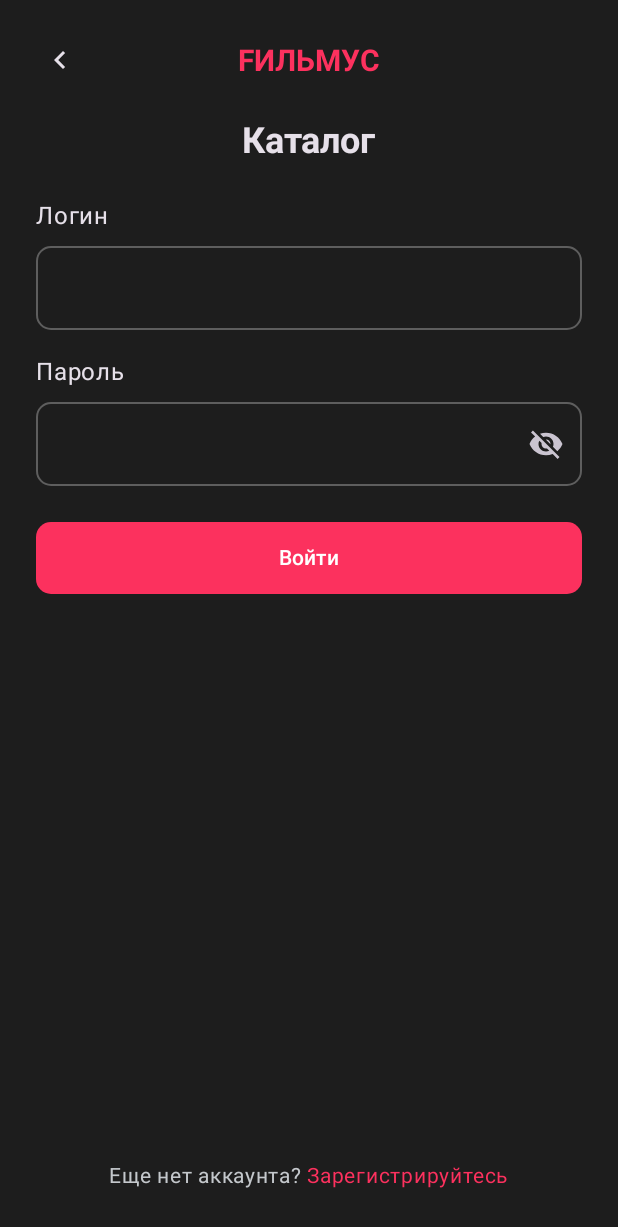
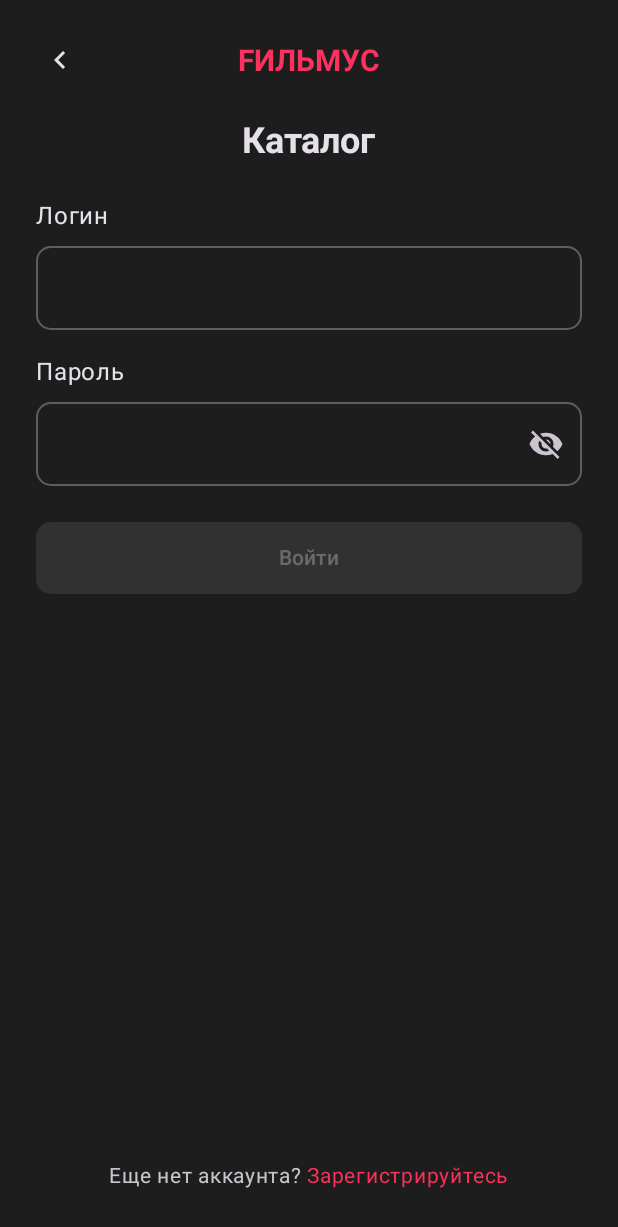
Before and after one commit to AlexLineZ/MovieCatalog, an Android app built with Jetpack Compose: the screen it shows after launch (MainActivity), after a tap on "Войти", on a phone screen of 412 x 824 dp. Shown: the top 1227 px of the screen. Run offline under Robolectric (Android 15) with nearby library versions, the phone set to English and light mode, and no system bars.

```diff
--- a/app/src/main/java/com/example/moviecatalog/data/localstorage/LocalStorage.kt
+++ b/app/src/main/java/com/example/moviecatalog/data/localstorage/LocalStorage.kt
@@ -6,8 +6,7 @@ import com.example.moviecatalog.data.model.TokenResponse
 
 class LocalStorage(context: Context) {
 
-
-    //encrypted shared preferences
+    //encrypted shared preferences от Вани Гулевского
     companion object {
         const val SHARED_PREF = "shared_pref"
         const val TOKEN_KEY = "token_key"
--- a/app/src/main/java/com/example/moviecatalog/data/network/MovieApiService.kt
+++ b/app/src/main/java/com/example/moviecatalog/data/network/MovieApiService.kt
@@ -4,6 +4,7 @@ import com.example.moviecatalog.data.model.MovieDetailsResponse
 import com.example.moviecatalog.data.model.MoviePageResponse
 import retrofit2.Response
 import retrofit2.http.GET
+import retrofit2.http.Header
 import retrofit2.http.Path
 
 interface MovieApiService {
--- a/app/src/main/java/com/example/moviecatalog/domain/state/LoginState.kt
+++ b/app/src/main/java/com/example/moviecatalog/domain/state/LoginState.kt
@@ -6,5 +6,7 @@ data class LoginState (
     val isPasswordHide: Boolean,
 
     val isError: Boolean,
-    val isErrorText: String?
+    val isErrorText: String?,
+
+    val isLoading: Boolean
 )
--- a/app/src/main/java/com/example/moviecatalog/domain/state/RegistrationState.kt
+++ b/app/src/main/java/com/example/moviecatalog/domain/state/RegistrationState.kt
@@ -20,5 +20,7 @@ data class RegistrationState (
     val isError: Boolean,
     val isErrorPasswordText: String?,
     val isErrorEmailText: String?,
-    val isErrorConfirmPasswordText: String?
+    val isErrorConfirmPasswordText: String?,
+
+    val isLoading: Boolean
 )
--- a/app/src/main/java/com/example/moviecatalog/domain/usecase/GetMovieListUseCase.kt
+++ b/app/src/main/java/com/example/moviecatalog/domain/usecase/GetMovieListUseCase.kt
@@ -2,10 +2,11 @@ package com.example.moviecatalog.domain.usecase
 
 import android.util.Log
 import com.example.moviecatalog.data.model.MoviePageResponse
+import com.example.moviecatalog.data.model.TokenResponse
 import com.example.moviecatalog.data.repository.MovieRepository
 import com.example.moviecatalog.domain.model.movie.MovieElement
 
-class GetMovieListUseCase {
+class GetMovieListUseCase() {
     private val movieRepository = MovieRepository()
 
     suspend fun invoke(moviesPage: Int): Result<MoviePageResponse?> {
--- a/app/src/main/java/com/example/moviecatalog/presentation/navigation/BottomBarNavigation.kt
+++ b/app/src/main/java/com/example/moviecatalog/presentation/navigation/BottomBarNavigation.kt
@@ -1,6 +1,7 @@
 package com.example.moviecatalog.presentation.navigation
 
 import androidx.compose.runtime.Composable
+import androidx.compose.ui.platform.LocalContext
 import androidx.navigation.NavHostController
 import androidx.navigation.compose.NavHost
 import androidx.navigation.compose.composable
--- a/app/src/main/java/com/example/moviecatalog/presentation/screen/common/GenderSelectionButton.kt
+++ b/app/src/main/java/com/example/moviecatalog/presentation/screen/common/GenderSelectionButton.kt
@@ -57,7 +57,7 @@ fun GenderSelectionButton(
                     modifier = Modifier
                         .weight(1f)
                         .height(IntrinsicSize.Min)
-                        .padding(2.dp),
+                        .padding(4.dp),
                     shape = RoundedCornerShape(8.dp),
                     colors = ButtonDefaults.buttonColors(
                         containerColor = if (state == 0)
@@ -75,7 +75,7 @@ fun GenderSelectionButton(
                     modifier = Modifier
                         .weight(1f)
                         .height(IntrinsicSize.Min)
-                        .padding(2.dp),
+                        .padding(4.dp),
                     shape = RoundedCornerShape(8.dp),
                     colors = ButtonDefaults.buttonColors(
                         containerColor = if (state == 1)
--- a/app/src/main/java/com/example/moviecatalog/presentation/screen/common/OutlinedTextFieldWithLabel.kt
+++ b/app/src/main/java/com/example/moviecatalog/presentation/screen/common/OutlinedTextFieldWithLabel.kt
@@ -45,7 +45,7 @@ fun OutlinedTextFieldWithLabel(
                     .fillMaxWidth()
                     .padding(top = 8.dp),
                 shape = RoundedCornerShape(10.dp),
-
+                isError = error != null
             )
 
             error?.let {
--- a/app/src/main/java/com/example/moviecatalog/presentation/screen/loginscreen/LoginIntent.kt
+++ b/app/src/main/java/com/example/moviecatalog/presentation/screen/loginscreen/LoginIntent.kt
@@ -3,11 +3,13 @@ package com.example.moviecatalog.presentation.screen.loginscreen
 import com.example.moviecatalog.domain.state.LoginState
 
 sealed class LoginIntent {
-    data class Login(val loginState: LoginState) : LoginIntent()
+    data class Login(val loginState: LoginState, val afterLogin: () -> Unit) : LoginIntent()
     data class UpdateLogin(val login: String) : LoginIntent()
     data class UpdatePassword(val password: String) : LoginIntent()
     object UpdatePasswordVisibility : LoginIntent()
 
-    object UpdateError : LoginIntent()
+    object UpdateError: LoginIntent()
     data class UpdateErrorText(val errorText: String?) : LoginIntent()
+
+    object UpdateLoading: LoginIntent()
 }
--- a/app/src/main/java/com/example/moviecatalog/presentation/screen/loginscreen/LoginScreen.kt
+++ b/app/src/main/java/com/example/moviecatalog/presentation/screen/loginscreen/LoginScreen.kt
@@ -39,12 +39,15 @@ import androidx.compose.ui.res.stringResource
 import com.example.moviecatalog.R
 import com.example.moviecatalog.presentation.router.AppRouter
 import com.example.moviecatalog.presentation.screen.common.AppBar
+import com.example.moviecatalog.presentation.screen.common.LoadingItem
+import com.example.moviecatalog.presentation.screen.common.OutlinedTextFieldWithLabel
 import com.example.moviecatalog.presentation.ui.theme.spanStyleAccent
 import com.example.moviecatalog.presentation.ui.theme.spanStyleGray
 
 @Composable
 fun LoginScreen(router: AppRouter, viewModel: LoginViewModel) {
     val loginState by viewModel.state.collectAsState()
+
     val focusManager = LocalFocusManager.current
 
     Column(
@@ -69,31 +72,12 @@ fun LoginScreen(router: AppRouter, viewModel: LoginViewModel) {
             modifier = Modifier.padding(top = 16.dp, bottom = 16.dp)
         )
 
-        Box(
-            modifier = Modifier
-                .fillMaxWidth()
-        ) {
-            Column(
-                modifier = Modifier
-                    .fillMaxWidth()
-                    .padding(8.dp)
-            ) {
-                Text(
-                    text = stringResource(R.string.login)
-                )
-
-                OutlinedTextField(
-                    value = loginState.login,
-                    onValueChange = { viewModel.processIntent(LoginIntent.UpdateLogin(it)) },
-                    singleLine = true,
-                    modifier = Modifier
-                        .fillMaxWidth()
-                        .padding(top = 8.dp)
-                        .height(IntrinsicSize.Min),
-                    shape = RoundedCornerShape(10.dp),
-                )
-            }
-        }
+        OutlinedTextFieldWithLabel(
+            label = stringResource(R.string.login),
+            value = loginState.login,
+            onValueChange = { viewModel.processIntent(LoginIntent.UpdateLogin(it)) },
+            error = loginState.isErrorText
+        )
 
         Box(
             modifier = Modifier
@@ -133,21 +117,26 @@ fun LoginScreen(router: AppRouter, viewModel: LoginViewModel) {
                                 contentDescription = null
                             )
                         }
-                    }
+                    },
+                    isError = loginState.isErrorText != null
                 )
             }
         }
 
+        if (loginState.isLoading){
+            LoadingItem()
+        }
+
         Button(
             onClick = {
-                viewModel.processIntent(LoginIntent.Login(loginState))
-                router.toMain()
+                viewModel.processIntent(LoginIntent.Login(loginState) { router.toMain() })
             },
             shape = RoundedCornerShape(10.dp),
             modifier = Modifier
                 .fillMaxWidth()
                 .padding(top = 16.dp, bottom = 16.dp, start = 8.dp, end = 8.dp)
-                .height(IntrinsicSize.Min)
+                .height(IntrinsicSize.Min),
+            enabled = !loginState.isLoading && viewModel.isLoginButtonAvailable()
         ) {
             Text(
                 text = stringResource(R.string.login_button)
--- /dev/null
+++ b/app/src/main/java/com/example/moviecatalog/presentation/screen/profilescreen/ProfileIntent.kt
@@ -0,0 +1,3 @@
+package com.example.moviecatalog.presentation.screen.profilescreen
+
+sealed class ProfileIntent
--- a/app/src/main/java/com/example/moviecatalog/presentation/screen/registrationscreen/RegistrationIntent.kt
+++ b/app/src/main/java/com/example/moviecatalog/presentation/screen/registrationscreen/RegistrationIntent.kt
@@ -3,6 +3,7 @@ package com.example.moviecatalog.presentation.screen.registrationscreen
 import com.example.moviecatalog.common.Constants
 import com.example.moviecatalog.domain.state.RegistrationState
 import com.example.moviecatalog.domain.validator.Validator
+import com.example.moviecatalog.presentation.screen.loginscreen.LoginIntent
 
 sealed class RegistrationIntent {
     data class UpdateName(val name: String) : RegistrationIntent()
@@ -23,4 +24,6 @@ sealed class RegistrationIntent {
         val data: String,
         val secondData: String = Constants.EMPTY_STRING
     ): RegistrationIntent()
+
+    object UpdateLoading: RegistrationIntent()
 }
--- a/app/src/main/java/com/example/moviecatalog/presentation/screen/registrationscreen/RegistrationViewModel.kt
+++ b/app/src/main/java/com/example/moviecatalog/presentation/screen/registrationscreen/RegistrationViewModel.kt
@@ -32,7 +32,8 @@ class RegistrationViewModel (private val context: Context) : ViewModel() {
         Constants.FALSE,
         Constants.FALSE,
         Constants.FALSE,
-        null, null, null
+        null, null, null,
+        Constants.FALSE
     )
 
     private val _state = MutableStateFlow(emptyState)
@@ -98,6 +99,12 @@ class RegistrationViewModel (private val context: Context) : ViewModel() {
                     )
                 }
             }
+
+            RegistrationIntent.UpdateLoading -> {
+                _state.value = state.value.copy(
+                    isLoading = !_state.value.isLoading
+                )
+            }
         }
     }
 
--- a/app/src/main/res/values/strings.xml
+++ b/app/src/main/res/values/strings.xml
@@ -36,6 +36,7 @@
     <string name="password_result1">Пароль должен быть не менее 8-ми символов.</string>
     <string name="password_result2">Пароль должен содержать хотя-бы 1 цифру и 1 большую букву.</string>
     <string name="password_result3">Пароли не совпадают.</string>
+    <string name="auth_error">Неправильный логин или пароль.</string>
 
     <string name="empty_favourite1">У вас пока нет любимых фильмов</string>
     <string name="empty_favourite2">Выберите понравившийся фильм в каталоге и добавьте его в любимые</string>
```
Also changed, not shown: app/src/main/java/com/example/moviecatalog/data/network/ProfileApiService.kt (added, +16 -0 lines), app/src/main/java/com/example/moviecatalog/domain/model/profile/Profile.kt (added, +11 -0 lines), app/src/main/java/com/example/moviecatalog/domain/usecase/GetTokenFromLocalStorageUseCase.kt (added, +13 -0 lines), app/src/main/java/com/example/moviecatalog/presentation/screen/loginscreen/LoginViewModel.kt (+18 -4 lines), app/src/main/java/com/example/moviecatalog/presentation/screen/profilescreen/ProfileViewModel.kt (added, +7 -0 lines), app/src/main/java/com/example/moviecatalog/presentation/screen/registrationscreen/RegistrationFirstScreen.kt (+6 -1 lines).
